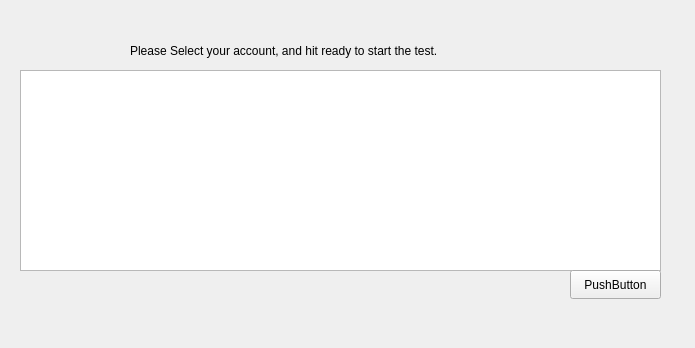
Above: piCode/cardaz_app/cardaz_app.ui from CodenameColors/Cardaz before the change. Below: the same form after it.
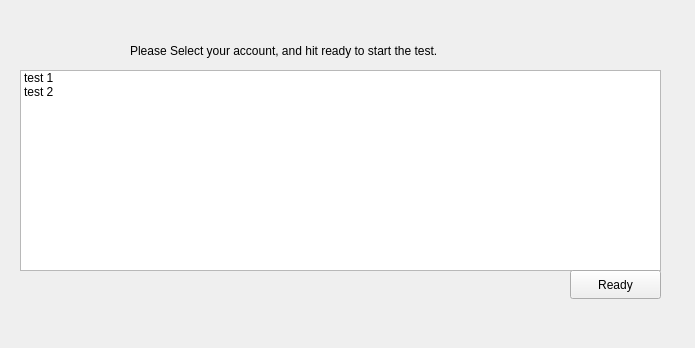
That is the form after the change. The open tabs and pages were chosen to show the change. Custom widgets are drawn as their Qt base class.

Commit message: started pi app dev

```diff
--- a/piCode/cardaz_app/cardaz_app.ui
+++ b/piCode/cardaz_app/cardaz_app.ui
@@ -532,6 +532,16 @@
         <height>201</height>
        </rect>
       </property>
+      <item>
+       <property name="text">
+        <string>test 1</string>
+       </property>
+      </item>
+      <item>
+       <property name="text">
+        <string>test 2</string>
+       </property>
+      </item>
      </widget>
      <widget class="QLabel" name="start_info_Label">
       <property name="geometry">
@@ -556,7 +566,7 @@
        </rect>
       </property>
       <property name="text">
-       <string>PushButton</string>
+       <string>Ready</string>
       </property>
      </widget>
     </widget>
@@ -589,6 +599,13 @@
   </widget>
  </widget>
  <layoutdefault spacing="6" margin="11"/>
+ <customwidgets>
+  <customwidget>
+   <class>PlotWidget</class>
+   <extends>QGraphicsView</extends>
+   <header location="global">pyqtgraph.h</header>
+  </customwidget>
+ </customwidgets>
  <resources/>
  <connections/>
 </ui>
```
Left out of the diff: 14 changed lines with no effect on the pictures. The commit also changes 2 other files.
